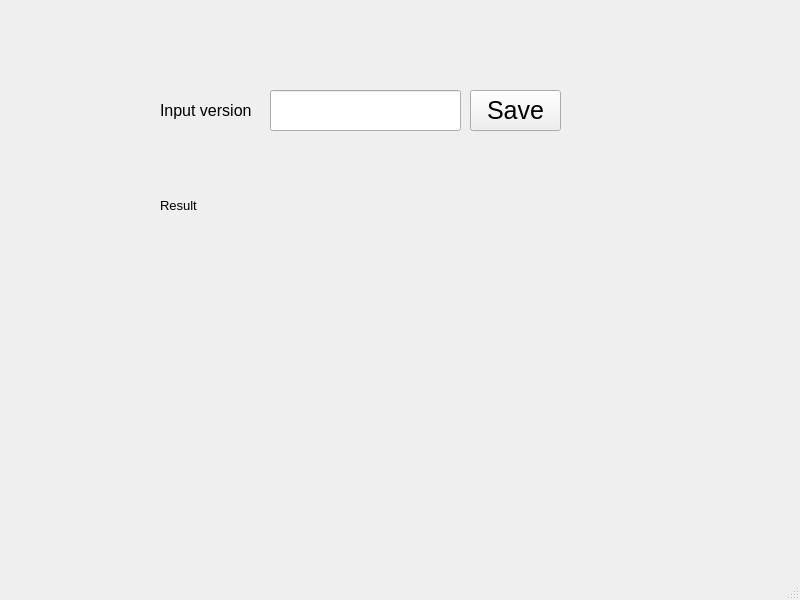
Old version of the form QtAutoPackager/VersionConfigApp/mainwindow.ui in the repository jungjinhyo/QtAutoPackager.
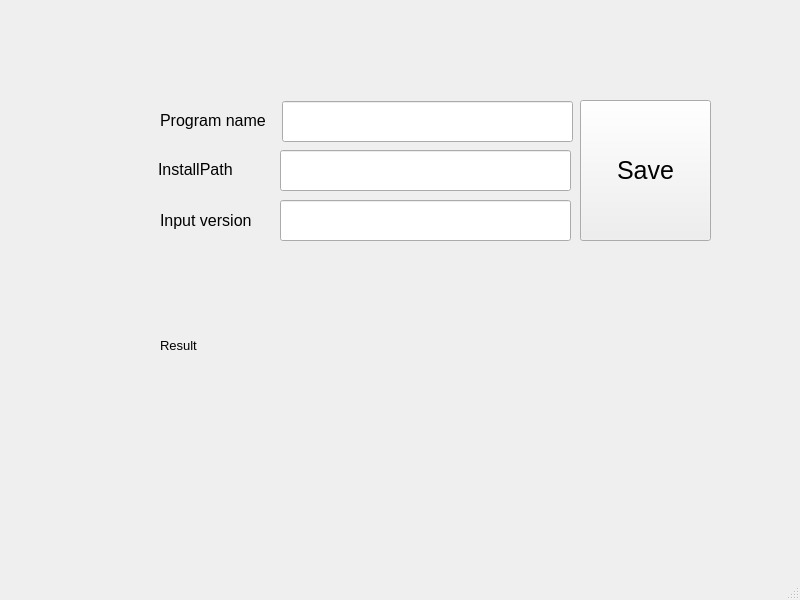
New version of the form.

Commit message: 프로그램명 버전 입력받으면 경로설정까지해서 프로젝트구조 만들어주는 버전까지 ㅘㄴ료

```diff
--- a/QtAutoPackager/VersionConfigApp/mainwindow.ui
+++ b/QtAutoPackager/VersionConfigApp/mainwindow.ui
@@ -17,25 +17,25 @@
    <widget class="QLineEdit" name="versionInput">
     <property name="geometry">
      <rect>
-      <x>270</x>
-      <y>90</y>
-      <width>191</width>
+      <x>280</x>
+      <y>200</y>
+      <width>291</width>
       <height>41</height>
      </rect>
     </property>
     <property name="font">
      <font>
-      <pointsize>14</pointsize>
+      <pointsize>10</pointsize>
      </font>
     </property>
    </widget>
    <widget class="QPushButton" name="saveButton">
     <property name="geometry">
      <rect>
-      <x>470</x>
-      <y>90</y>
-      <width>91</width>
-      <height>41</height>
+      <x>580</x>
+      <y>100</y>
+      <width>131</width>
+      <height>141</height>
      </rect>
     </property>
     <property name="font">
@@ -51,8 +51,8 @@
     <property name="geometry">
      <rect>
       <x>160</x>
-      <y>130</y>
-      <width>401</width>
+      <y>270</y>
+      <width>551</width>
       <height>151</height>
      </rect>
     </property>
@@ -69,7 +69,7 @@
     <property name="geometry">
      <rect>
       <x>160</x>
-      <y>100</y>
+      <y>210</y>
       <width>101</width>
       <height>21</height>
      </rect>
@@ -83,6 +83,67 @@
      <string>Input version</string>
     </property>
    </widget>
+   <widget class="QLabel" name="label_2">
+    <property name="geometry">
+     <rect>
+      <x>160</x>
+      <y>110</y>
+      <width>111</width>
+      <height>21</height>
+     </rect>
+    </property>
+    <property name="font">
+     <font>
+      <pointsize>12</pointsize>
+     </font>
+    </property>
+    <property name="text">
+     <string>Program name</string>
+    </property>
+   </widget>
+   <widget class="QLineEdit" name="programNameInput">
+    <property name="geometry">
+     <rect>
+      <x>282</x>
+      <y>101</y>
+      <width>291</width>
+      <height>41</height>
+     </rect>
+    </property>
+    <property name="font">
+     <font>
+      <pointsize>10</pointsize>
+     </font>
+    </property>
+   </widget>
+   <widget class="QLineEdit" name="installPathInput">
+    <property name="geometry">
+     <rect>
+      <x>280</x>
+      <y>150</y>
+      <width>291</width>
+      <height>41</height>
+     </rect>
+    </property>
+   </widget>
+   <widget class="QLabel" name="label_3">
+    <property name="geometry">
+     <rect>
+      <x>158</x>
+      <y>159</y>
+      <width>111</width>
+      <height>21</height>
+     </rect>
+    </property>
+    <property name="font">
+     <font>
+      <pointsize>12</pointsize>
+     </font>
+    </property>
+    <property name="text">
+     <string>InstallPath</string>
+    </property>
+   </widget>
   </widget>
   <widget class="QMenuBar" name="menubar">
    <property name="geometry">
```
The commit also changes 2 other files.
